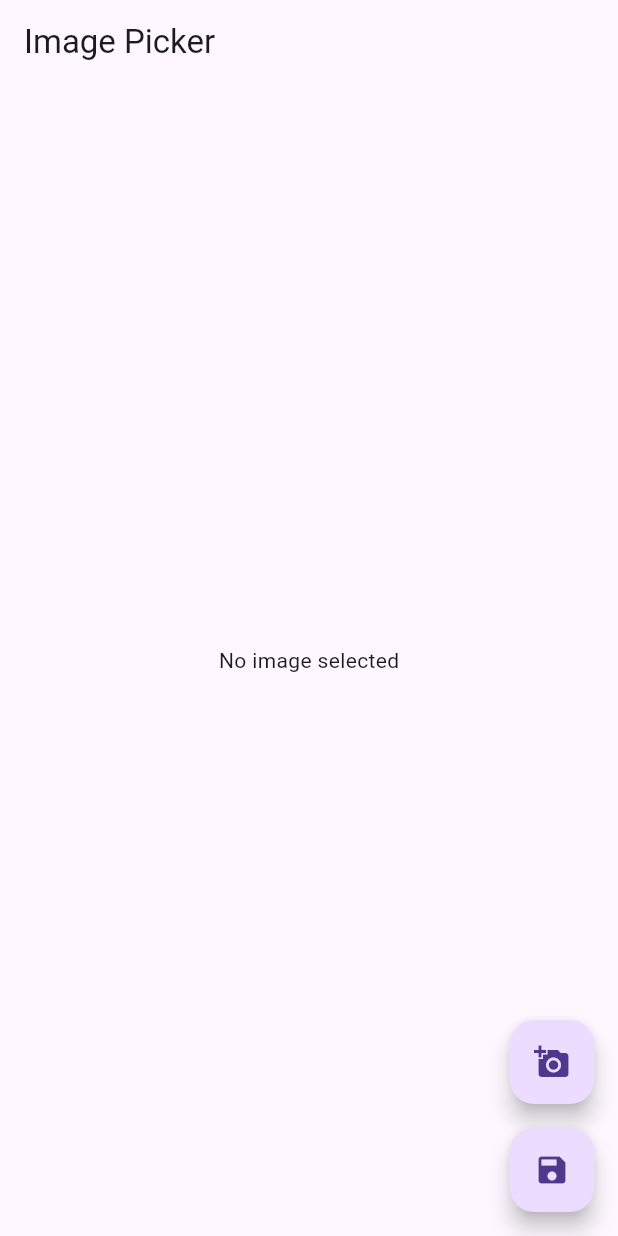
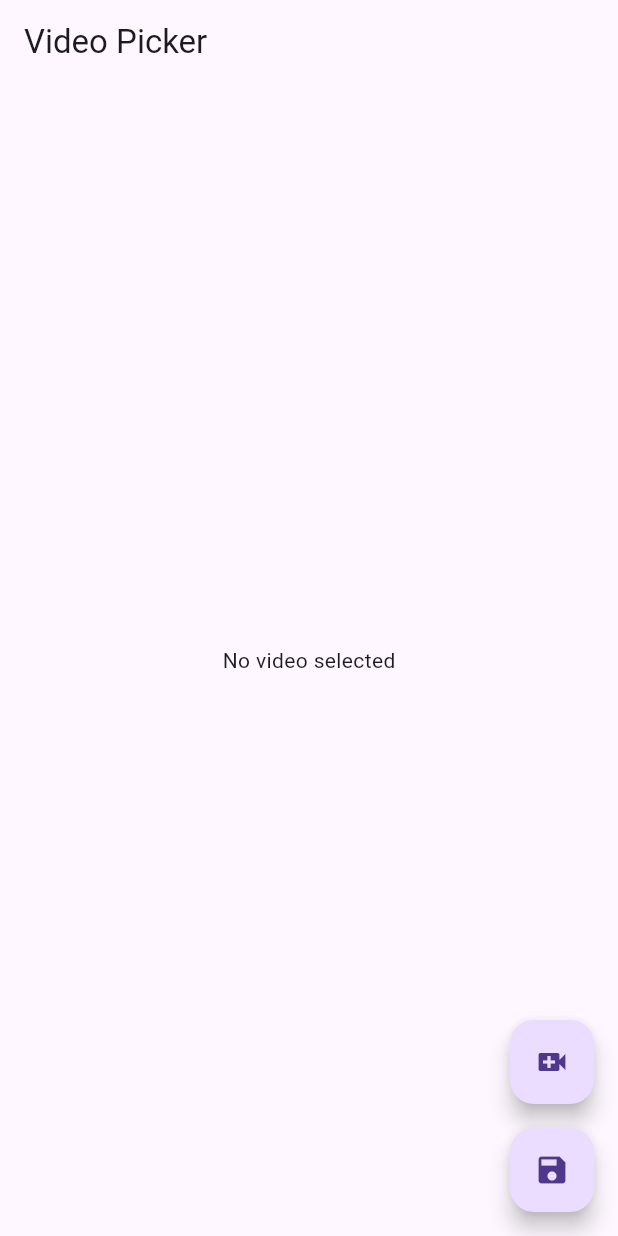
Before and after one commit to mahmoodhamdi/auto_caller, a Flutter app: the screen it shows after launch, on a phone screen of 412 x 824 dp. Run offline on Flutter 3.47's test engine with Material 3 defaults, Android fonts, the phone set to English and light mode, and no system bars; our stand-ins replace hive, image_picker, permission_handler, video_player; accounts and stored records are empty.

Commit message:
finish video picker view

```diff
--- /dev/null
+++ b/lib/hive/video_box.dart
@@ -0,0 +1,9 @@
+import 'package:hive/hive.dart';
+
+class VideoBox {
+  static const String _boxName = 'videos';
+
+  static Future<Box> openBox() async {
+    return await Hive.openBox(_boxName);
+  }
+}
--- a/lib/main.dart
+++ b/lib/main.dart
@@ -1,8 +1,7 @@
-import 'package:auto_caller/views/home_view.dart';
 import 'package:auto_caller/views/image_picker_view.dart';
+import 'package:auto_caller/views/video_picker_view.dart';
 import 'package:flutter/material.dart';
 import 'package:hive/hive.dart';
-import 'package:image_picker/image_picker.dart';
 import 'package:path_provider/path_provider.dart';
 
 void main() async {
@@ -22,7 +21,7 @@ class MyApp extends StatelessWidget {
     return const MaterialApp(
       debugShowCheckedModeBanner: false,
       title: 'Make Call',
-      home: ImagePickerView(),
+      home: VideoPickerView(),
     );
   }
 }
--- /dev/null
+++ b/lib/views/video_picker_view.dart
@@ -0,0 +1,106 @@
+// ignore_for_file: depend_on_referenced_packages, library_private_types_in_public_api, use_build_context_synchronously
+
+import 'dart:io';
+
+import 'package:auto_caller/hive/video_box.dart';
+import 'package:flutter/material.dart';
+import 'package:image_picker/image_picker.dart';
+import 'package:path/path.dart' as p;
+import 'package:permission_handler/permission_handler.dart';
+import 'package:video_player/video_player.dart';
+class VideoPickerView extends StatefulWidget {
+  const VideoPickerView({Key? key}) : super(key: key);
+
+  @override
+  _VideoPickerViewState createState() => _VideoPickerViewState();
+}
+
+class _VideoPickerViewState extends State<VideoPickerView> {
+  File? _pickedVideo;
+  VideoPlayerController? _controller;
+
+  @override
+  void dispose() {
+    _controller?.dispose();
+    super.dispose();
+  }
+Future<void> _pickVideo() async {
+    var status = await Permission.videos.request();
+    if (status.isDenied) {
+      await Permission.videos.request();
+    }
+    if (status.isPermanentlyDenied) {
+      openAppSettings();
+    }
+    if (status.isGranted) {
+      final video = await ImagePicker().pickVideo(source: ImageSource.gallery);
+      if (video == null) {
+        ScaffoldMessenger.of(context).showSnackBar(const SnackBar(
+          content: Text('No video selected'),
+        ));
+        _pickedVideo = null;
+      } else {
+        ScaffoldMessenger.of(context).showSnackBar(const SnackBar(
+          content: Text('Video selected'),
+        ));
+        _pickedVideo = File(video.path);
+        _controller = VideoPlayerController.file(_pickedVideo!)
+          ..initialize().then((_) {
+            setState(() {
+              _controller!.play(); // Start playing the video
+            });
+          });
+      }
+    }
+  }
+
+Future<void> _saveVideo() async {
+    if (_pickedVideo != null) {
+      final box = await VideoBox.openBox();
+      final videoName = p.basename(_pickedVideo!.path);
+      await box.put(videoName, _pickedVideo!.readAsBytesSync());
+      ScaffoldMessenger.of(context).showSnackBar(const SnackBar(
+        content: Text('Video saved successfully'),
+      ));
+    } else {
+      ScaffoldMessenger.of(context).showSnackBar(const SnackBar(
+        content: Text('No video picked'),
+      ));
+    }
+  }
+
+  @override
+  Widget build(BuildContext context) {
+    return Scaffold(
+      appBar: AppBar(
+        title: const Text('Video Picker'),
+      ),
+      body: Center(
+        child: _pickedVideo == null
+            ? const Text('No video selected')
+            : _controller != null && _controller!.value.isInitialized
+                ? AspectRatio(
+                    aspectRatio: _controller!.value.aspectRatio,
+                    child: VideoPlayer(_controller!),
+                  )
+                : const CircularProgressIndicator(),
+      ),
+      floatingActionButton: Column(
+        mainAxisAlignment: MainAxisAlignment.end,
+        children: [
+          FloatingActionButton(
+            onPressed: _pickVideo,
+            tooltip: 'Pick Video',
+            child: const Icon(Icons.video_call),
+          ),
+          const SizedBox(height: 16),
+          FloatingActionButton(
+            onPressed: _saveVideo,
+            tooltip: 'Save video',
+            child: const Icon(Icons.save),
+          ),
+        ],
+      ),
+    );
+  }
+}
--- a/pubspec.yaml
+++ b/pubspec.yaml
@@ -36,6 +36,7 @@ dependencies:
   image_picker: ^1.0.7
   path_provider: ^2.1.2
   permission_handler: ^11.3.0
+  video_player: ^2.8.2
 
 dev_dependencies:
   flutter_lints: ^2.0.0
```
Also changed, not shown: lib/views/image_picker_view.dart (+37 -26 lines), pubspec.lock, 2 other files.
